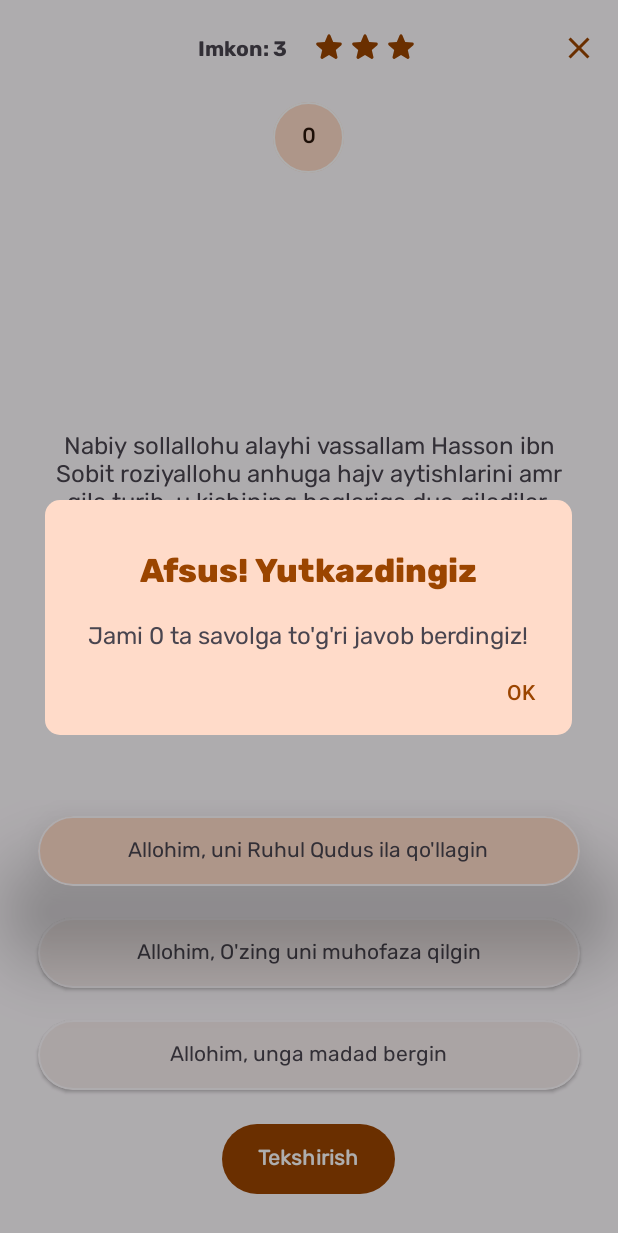
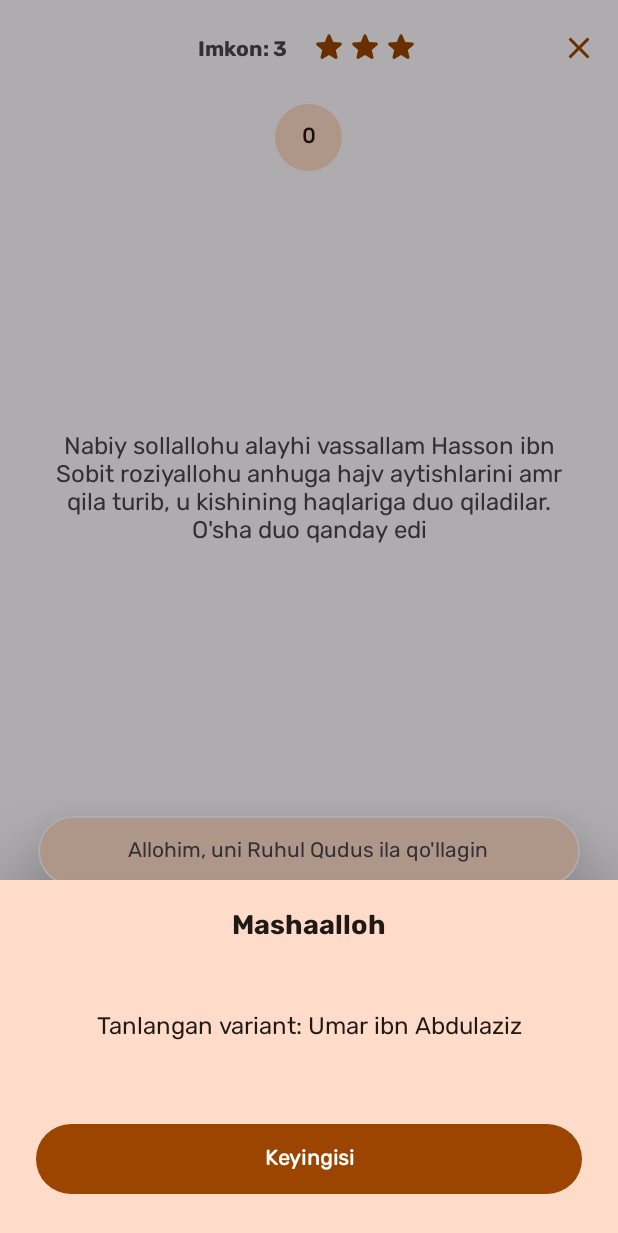
Before and after one commit to mbr1993/android_quiz_app, an Android app: the TestFragment screen opened through its navigation route, after a tap on "Tekshirish", on a phone screen of 412 x 824 dp. Shown: the top 1233 px of the screen. Run offline under Robolectric (Android 15) with nearby library versions, the light colour scheme and no system bars; our stand-ins replace navigation-ui; 2 other taps on this screen came first.

Commit message:
bottom_sheet_dialog

```diff
--- a/app/src/main/java/uz/mbr/quiz/ui/TestFragment.kt
+++ b/app/src/main/java/uz/mbr/quiz/ui/TestFragment.kt
@@ -9,9 +9,9 @@ import android.view.ViewGroup
 import android.widget.Button
 import android.widget.TextView
 import androidx.appcompat.app.AlertDialog
-import androidx.core.content.ContextCompat
 import androidx.fragment.app.Fragment
 import androidx.navigation.fragment.findNavController
+import com.google.android.material.bottomsheet.BottomSheetDialog
 import com.google.android.material.card.MaterialCardView
 import uz.mbr.quiz.R
 import uz.mbr.quiz.data.Question
@@ -42,10 +42,33 @@ class TestFragment : Fragment() {
 
         with(binding) {
             btnClose.setOnClickListener { findNavController().navigate(R.id.action_testFragment_to_navigation_home) }
-            btnCheck.setOnClickListener { showDialog("Jami 0 ta savolga to'g'ri javob berdingiz!") }
+            btnCheck.setOnClickListener { bottomSheetDialog() }
         }
 
         return root
+    }
+
+
+
+    private fun bottomSheetDialog() {
+        val dialog = BottomSheetDialog(requireContext())
+
+        // on below line we are inflating a layout file which we have created.
+        val view = layoutInflater.inflate(R.layout.bottom_sheet_dialog, null)
+
+        // on below line we are creating a variable for our button which we are using to dismiss our dialog.
+        val btnNext = view.findViewById<Button>(R.id.btn_next)
+
+        // on below line we are adding on click listener for our dismissing the dialog button.
+        btnNext.setOnClickListener { dialog.dismiss() }
+        // below line is use to set cancelable to avoid closing of dialog box when clicking on the screen.
+        dialog.setCancelable(false)
+
+        // on below line we are setting content view to our view.
+        dialog.setContentView(view)
+
+        // on below line we are calling a show method to display a dialog.
+        dialog.show()
     }
 
     private fun showDialog(title: String) {
--- a/app/src/main/res/drawable/bg_dialog.xml
+++ b/app/src/main/res/drawable/bg_dialog.xml
@@ -1,6 +1,6 @@
 <?xml version="1.0" encoding="utf-8"?>
 <shape xmlns:android="http://schemas.android.com/apk/res/android">
-    <solid android:color="@color/md_theme_primaryContainer" />
+    <solid android:color="@color/md_theme_onPrimary" />
     <corners android:radius="10dp" />
     <padding
         android:bottom="5dp"
--- /dev/null
+++ b/app/src/main/res/layout/bottom_sheet_dialog.xml
@@ -0,0 +1,45 @@
+<?xml version="1.0" encoding="utf-8"?>
+<LinearLayout xmlns:android="http://schemas.android.com/apk/res/android"
+    android:layout_width="match_parent"
+    android:layout_height="wrap_content"
+    android:background="@color/md_theme_primaryContainer"
+    android:orientation="vertical">
+
+    <TextView
+        android:id="@+id/tv_title"
+        android:layout_width="match_parent"
+        android:layout_height="wrap_content"
+        android:layout_margin="16dp"
+        android:fontFamily="@font/rubik_bold"
+        android:gravity="center"
+        android:text="Mashaalloh"
+        android:textColor="@color/md_theme_onBackground"
+        android:textSize="18sp" />
+
+
+    <TextView
+        android:id="@+id/tv_content"
+        android:layout_width="match_parent"
+        android:layout_height="wrap_content"
+        android:layout_marginHorizontal="16dp"
+        android:layout_marginVertical="24dp"
+        android:fontFamily="@font/rubik_regular"
+        android:gravity="center"
+        android:text="Tanlangan variant: Umar ibn Abdulaziz"
+        android:textColor="@color/md_theme_onBackground"
+        android:textSize="16sp" />
+
+
+    <com.google.android.material.button.MaterialButton
+        android:id="@+id/btn_next"
+        android:layout_width="match_parent"
+        android:layout_height="wrap_content"
+        android:layout_gravity="center"
+        android:layout_margin="24dp"
+        android:fontFamily="@font/rubik_regular"
+        android:padding="12dp"
+        android:text="Keyingisi"
+        android:textSize="14sp"
+        android:textStyle="bold" />
+
+</LinearLayout>
--- a/app/src/main/res/layout/custom_dialog.xml
+++ b/app/src/main/res/layout/custom_dialog.xml
@@ -3,7 +3,6 @@
     xmlns:app="http://schemas.android.com/apk/res-auto"
     android:layout_width="match_parent"
     android:layout_height="wrap_content"
-    android:layout_margin="20dp"
     android:background="@drawable/inset_dialog"
     android:orientation="vertical">
 
@@ -25,6 +24,7 @@
         android:fontFamily="@font/rubik_regular"
         android:gravity="center"
         android:text="Siz 0 ta savolga to'g'ri javob berdingiz"
+        android:textColor="@color/md_theme_onPrimaryContainer"
         android:textSize="16sp" />
 
     <Button
--- a/app/src/main/res/layout/fragment_test.xml
+++ b/app/src/main/res/layout/fragment_test.xml
@@ -158,16 +158,15 @@
 
         <com.google.android.material.button.MaterialButton
             android:id="@+id/btnCheck"
-            android:layout_width="wrap_content"
+            android:layout_width="match_parent"
             android:layout_height="wrap_content"
-            android:layout_gravity="center"
             android:layout_marginHorizontal="24dp"
             android:layout_marginTop="8dp"
             android:layout_marginBottom="24dp"
             android:fontFamily="@font/rubik_regular"
-            android:paddingHorizontal="24dp"
-            android:paddingVertical="12dp"
+            android:padding="12dp"
             android:text="Tekshirish"
+            android:textSize="14sp"
             android:textStyle="bold"
             android:visibility="invisible"
             tools:visibility="visible" />
```
